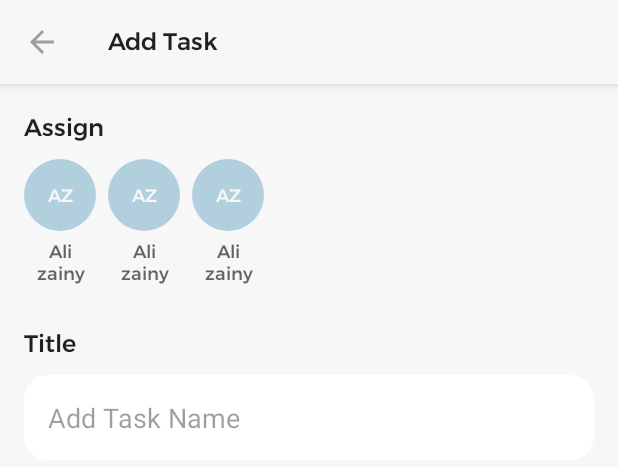
After one commit to The-Cupcake-team/ToDo, an Android app: the layout fragment_add_task.xml on its own in the app's theme, with its tools: preview values and no code run, on a phone screen of 412 x 824 dp. The commit adds this screen. Shown: the top 467 px of the screen. Run offline under Robolectric (Android 15) with nearby library versions, the phone set to English and light mode, and no system bars.

Commit message:
create add task screen

```diff
--- a/app/src/main/res/drawable/card_background.xml
+++ b/app/src/main/res/drawable/card_background.xml
@@ -2,6 +2,6 @@
 <shape xmlns:android="http://schemas.android.com/apk/res/android"
     android:shape="rectangle">
     <corners android:radius="@dimen/radius_medium" />
-    <solid android:color="@color/color_card" />
+    <solid android:color="@color/color_on_primary" />
 
 </shape>
--- /dev/null
+++ b/app/src/main/res/layout/fragment_add_task.xml
@@ -0,0 +1,75 @@
+<?xml version="1.0" encoding="utf-8"?>
+<androidx.constraintlayout.widget.ConstraintLayout xmlns:android="http://schemas.android.com/apk/res/android"
+    xmlns:app="http://schemas.android.com/apk/res-auto"
+    android:layout_width="match_parent"
+    android:layout_height="match_parent"
+    xmlns:tools="http://schemas.android.com/tools"
+    android:background="@color/color_background">
+
+    <com.google.android.material.appbar.AppBarLayout
+        android:id="@+id/top_bar"
+        android:layout_width="match_parent"
+        android:layout_height="@dimen/height_input"
+        android:layout_marginBottom="@dimen/spacing_medium"
+        android:background="@color/color_background"
+        android:elevation="@dimen/spacing_small"
+        app:layout_constraintTop_toTopOf="parent">
+
+        <com.google.android.material.appbar.MaterialToolbar
+            android:id="@+id/tool_bar"
+            android:layout_width="match_parent"
+            android:layout_height="wrap_content"
+            app:navigationIcon="@drawable/ic_left_arrow"
+            app:navigationIconTint="@color/color_text_secondary"
+            app:title="@string/add_task"
+            app:titleTextAppearance="@style/TextStyle.Title.Medium"
+            app:titleTextColor="@color/color_text_primary" />
+    </com.google.android.material.appbar.AppBarLayout>
+
+    <TextView
+        android:id="@+id/text_view_assign"
+        style="@style/TextStyle.Title.Medium"
+        android:layout_width="match_parent"
+        android:layout_height="wrap_content"
+        android:layout_marginHorizontal="@dimen/spacing_medium"
+        android:layout_marginTop="@dimen/spacing_medium"
+        android:text="@string/assign_to"
+        app:layout_constraintTop_toBottomOf="@id/top_bar" />
+
+   <androidx.recyclerview.widget.RecyclerView
+       android:id="@+id/recycler_view_profile"
+       android:layout_width="match_parent"
+       android:layout_height="wrap_content"
+       android:layout_marginTop="@dimen/spacing_normal"
+       android:paddingStart="@dimen/spacing_normal"
+       android:paddingEnd="@dimen/spacing_medium"
+       android:clipToPadding="false"
+       android:orientation="horizontal"
+       tools:listitem="@layout/item_profile_image"
+       app:layoutManager="androidx.recyclerview.widget.LinearLayoutManager"
+       app:layout_constraintTop_toBottomOf="@id/text_view_assign"
+       />
+
+    <TextView
+        android:id="@+id/text_view_title"
+        android:layout_width="match_parent"
+        android:layout_height="wrap_content"
+        android:text="@string/task_tittle"
+        android:layout_marginTop="@dimen/spacing_large"
+        android:layout_marginHorizontal="@dimen/spacing_medium"
+        style="@style/TextStyle.Title.Medium"
+        app:layout_constraintTop_toBottomOf="@id/recycler_view_profile"/>
+
+    <androidx.appcompat.widget.AppCompatEditText
+        android:id="@+id/edit_text_add_task"
+        android:layout_width="match_parent"
+        android:layout_height="wrap_content"
+        android:layout_marginTop="@dimen/spacing_normal"
+        android:padding="@dimen/spacing_medium"
+        android:hint="@string/add_task_title_hint"
+        android:textColorHint="@color/color_text_tertiary"
+        android:layout_marginHorizontal="@dimen/spacing_medium"
+        android:background="@drawable/card_background"
+        app:layout_constraintTop_toBottomOf="@id/text_view_title"/>
+
+</androidx.constraintlayout.widget.ConstraintLayout>
--- /dev/null
+++ b/app/src/main/res/layout/item_profile_image.xml
@@ -0,0 +1,40 @@
+<?xml version="1.0" encoding="utf-8"?>
+<androidx.constraintlayout.widget.ConstraintLayout xmlns:android="http://schemas.android.com/apk/res/android"
+    xmlns:app="http://schemas.android.com/apk/res-auto"
+    android:id="@+id/container"
+    android:layout_width="wrap_content"
+    android:layout_height="wrap_content">
+    <androidx.appcompat.widget.AppCompatImageButton
+        android:id="@+id/image_button_1"
+        android:layout_width="@dimen/small_profile"
+        android:layout_height="@dimen/small_profile"
+        android:layout_marginStart="@dimen/spacing_normal"
+        android:background="@drawable/ic_assignee"
+        android:backgroundTint="@color/color_secondary"
+        app:layout_constraintStart_toStartOf="@id/container"
+        app:layout_constraintTop_toTopOf="@id/container" />
+    <TextView
+        android:layout_width="wrap_content"
+        android:layout_height="wrap_content"
+        android:text="AZ"
+        android:textColor="@color/color_background"
+        style="@style/TextStyle.Caption.Medium"
+        app:layout_constraintTop_toTopOf="@id/image_button_1"
+        app:layout_constraintStart_toStartOf="@id/image_button_1"
+        app:layout_constraintBottom_toBottomOf="@id/image_button_1"
+        app:layout_constraintEnd_toEndOf="@id/image_button_1"/>
+
+    <TextView
+        style="@style/TextStyle.Caption.Medium"
+        android:layout_width="@dimen/zero"
+        android:layout_height="wrap_content"
+        android:layout_marginTop="@dimen/spacing_small"
+        android:text="Ali zainy"
+        android:textColor="@color/color_text_secondary"
+        android:maxLines="2"
+        android:gravity="center"
+        app:layout_constraintEnd_toEndOf="@id/image_button_1"
+        app:layout_constraintStart_toStartOf="@id/image_button_1"
+        app:layout_constraintTop_toBottomOf="@id/image_button_1" />
+
+</androidx.constraintlayout.widget.ConstraintLayout>
--- a/app/src/main/res/values/dimens.xml
+++ b/app/src/main/res/values/dimens.xml
@@ -31,5 +31,6 @@
 
     <dimen name="small_icon_size">16dp</dimen>
     <dimen name="default_icon_size">24dp</dimen>
+    <dimen name="small_profile">48dp</dimen>
 
-    </resources>
+</resources>
--- a/app/src/main/res/values/strings.xml
+++ b/app/src/main/res/values/strings.xml
@@ -32,4 +32,5 @@
     <string name="to_do">To Do</string>
     <string name="_3_plans_remaining">3 plans Remaining</string>
     <string name="inprogress">inProgress</string>
+    <string name="ali">Ali</string>
 </resources>
--- a/app/src/main/res/values/themes.xml
+++ b/app/src/main/res/values/themes.xml
@@ -1,6 +1,25 @@
 <resources xmlns:tools="http://schemas.android.com/tools">
     <!-- Base application theme. -->
     <style name="Theme.ToDo" parent="Theme.MaterialComponents.DayNight.NoActionBar">
+        <!-- Primary brand color. -->
+        <item name="colorPrimary">@color/purple_500</item>
+        <item name="colorPrimaryVariant">@color/purple_700</item>
+        <item name="colorOnPrimary">@color/white</item>
+        <!-- Secondary brand color. -->
+        <item name="colorSecondary">@color/teal_200</item>
+        <item name="colorSecondaryVariant">@color/teal_700</item>
+        <item name="colorOnSecondary">@color/black</item>
+        <!-- Status bar color. -->
+        <item name="android:statusBarColor">?attr/colorPrimaryVariant</item>
+        <!-- Customize your theme here. -->
+    </style>
 
+    <style name="Theme.ToDo.NoActionBar">
+        <item name="windowActionBar">false</item>
+        <item name="windowNoTitle">true</item>
     </style>
+
+    <style name="Theme.5282vid.AppBarOverlay" parent="ThemeOverlay.AppCompat.Dark.ActionBar" />
+
+    <style name="Theme.5282vid.PopupOverlay" parent="ThemeOverlay.AppCompat.Light" />
 </resources>
```
